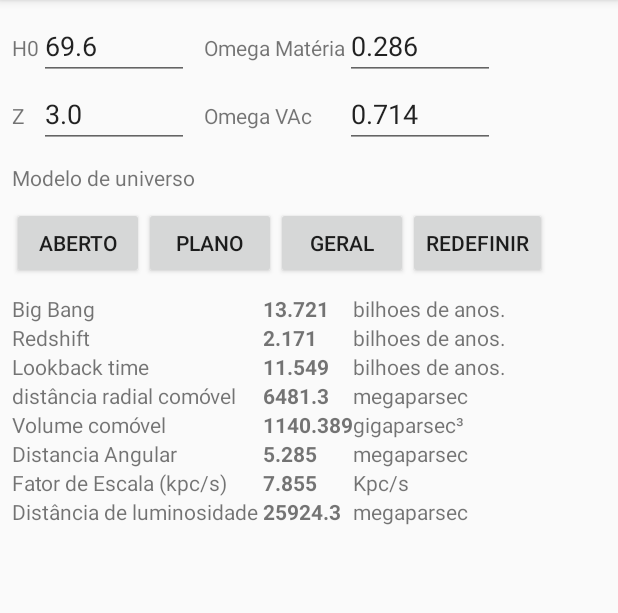
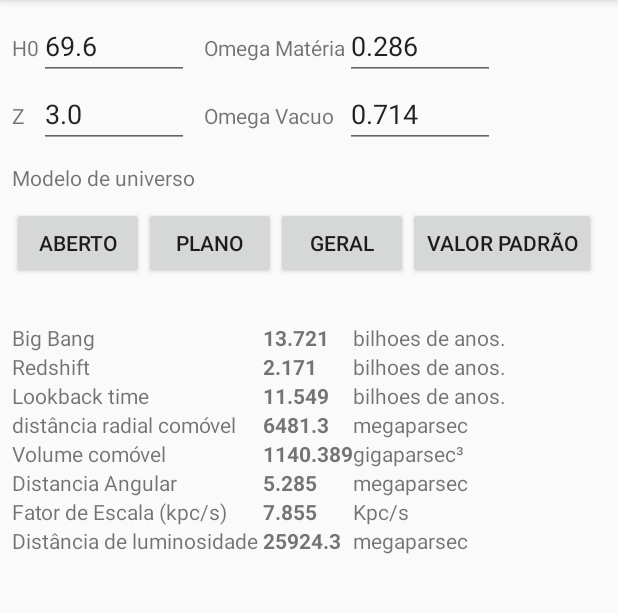
Before and after one commit to raphamendonca/CalculadoraCosmologica, an Android app: the screen it shows after launch (CalculadoraActivity), after a tap on "GERAL", on a phone screen of 412 x 824 dp, the part 84-697 px from its top. Run offline under Robolectric (Android 15) with nearby library versions, the phone set to English and light mode, and no system bars; 2 other taps on this screen came first.

```diff
--- a/CalculadoraCosmologica/app/src/main/java/com/github/rhapsody/calculadoracosmologica/CalculadoraActivity.java
+++ b/CalculadoraCosmologica/app/src/main/java/com/github/rhapsody/calculadoracosmologica/CalculadoraActivity.java
@@ -1,5 +1,6 @@
 package com.github.rhapsody.calculadoracosmologica;
 
+import android.graphics.PorterDuff;
 import android.support.v7.app.ActionBar;
 import android.support.v7.app.AppCompatActivity;
 import android.os.Bundle;
@@ -18,9 +19,9 @@ public class CalculadoraActivity extends AppCompatActivity {
     private double tz = 3;
     private double tWM = 0.286;
     private double tWV = 0.714;
-
-    EditText iH0, iZ, iWM, itWV;
-    TextView bigBangeAge, redshiftAge, lightTravelTime, comovingRadialMpc, comovingRadialGly, comovingVolume, angularDistanceMpc, angularDistanceGly, scaleFactor, lumDistanceMpc, lumDistanceGly;
+    StringBuffer alerta = new StringBuffer();
+    EditText iH0, iZ, iWM, iWV;
+    TextView bigBangeAge, redshiftAge, lightTravelTime, comovingRadialMpc, comovingRadialGly, comovingVolume, angularDistanceMpc, angularDistanceGly, scaleFactor, lumDistanceMpc, lumDistanceGly, alertMSG;
 
     @Override
     protected void onCreate(Bundle savedInstanceState) {
@@ -30,7 +31,7 @@ public class CalculadoraActivity extends AppCompatActivity {
         iH0 = (EditText) findViewById(R.id.inputH0);
         iZ = (EditText) findViewById(R.id.inputZ);
         iWM = (EditText) findViewById(R.id.inputOmegaM);
-        itWV = (EditText) findViewById(R.id.inputOmegaV);
+        iWV = (EditText) findViewById(R.id.inputOmegaV);
 
         resetarCampos();
 
@@ -40,26 +41,39 @@ public class CalculadoraActivity extends AppCompatActivity {
         Button btFlat = (Button) findViewById(R.id.calcFlat);
         Button btGeneral = (Button) findViewById(R.id.calcGeneral);
         Button btReset = (Button) findViewById(R.id.restoreBtn);
+        alertMSG = (TextView) findViewById(R.id.alertMSG);
 
         btOpen.setOnClickListener(new View.OnClickListener() {
             @Override
             public void onClick(View v) {
-                calc.doOpen(Double.parseDouble(iH0.getText().toString()), Double.parseDouble(iWM.getText().toString()), Double.parseDouble(iZ.getText().toString()));
-                recarregaDados();
+                if (validaCampos()) {
+                    calc.doOpen(Double.parseDouble(iH0.getText().toString()), Double.parseDouble(iWM.getText().toString()), Double.parseDouble(iZ.getText().toString()));
+                    recarregaDados();
+                } else {
+                    alertMSG.setText(alerta.toString());
+                }
             }
         });
         btFlat.setOnClickListener(new View.OnClickListener() {
             @Override
             public void onClick(View v) {
-                calc.doFlat(Double.parseDouble(iH0.getText().toString()), Double.parseDouble(iWM.getText().toString()), Double.parseDouble(iZ.getText().toString()));
-                recarregaDados();
+                if (validaCampos()) {
+                    calc.doFlat(Double.parseDouble(iH0.getText().toString()), Double.parseDouble(iWM.getText().toString()), Double.parseDouble(iZ.getText().toString()));
+                    recarregaDados();
+                } else {
+                    alertMSG.setText(alerta.toString());
+                }
             }
         });
         btGeneral.setOnClickListener(new View.OnClickListener() {
             @Override
             public void onClick(View v) {
-                calc.doGeneral(Double.parseDouble(iH0.getText().toString()), Double.parseDouble(iWM.getText().toString()), Double.parseDouble(itWV.getText().toString()), Double.parseDouble(iZ.getText().toString()));
-                recarregaDados();
+                if (validaCampos()) {
+                    calc.doGeneral(Double.parseDouble(iH0.getText().toString()), Double.parseDouble(iWM.getText().toString()), Double.parseDouble(iWV.getText().toString()), Double.parseDouble(iZ.getText().toString()));
+                    recarregaDados();
+                } else {
+                    alertMSG.setText(alerta.toString());
+                }
             }
         });
         btReset.setOnClickListener(new View.OnClickListener() {
@@ -79,7 +93,7 @@ public class CalculadoraActivity extends AppCompatActivity {
         angularDistanceMpc = (TextView) findViewById(R.id.angularDistanceMpc);
         //angularDistanceGly = (TextView) findViewById(R.id.angularDistanceGly);
         scaleFactor = (TextView) findViewById(R.id.scaleFactor);
-        lumDistanceMpc= (TextView) findViewById(R.id.lumDistanceMpc);
+        lumDistanceMpc = (TextView) findViewById(R.id.lumDistanceMpc);
         //lumDistanceGly = (TextView) findViewById(R.id.lumDistanceGly);
 
 
@@ -103,13 +117,55 @@ public class CalculadoraActivity extends AppCompatActivity {
         lumDistanceMpc.setText(calc.stround(calc.DL_Mpc, 1));
         //lumDistanceGly.setText(calc.stround(calc.DTT_Gyr, 3) + " Gly");
 
+
     }
 
     protected void resetarCampos() {
+        tirarFoco();
         iH0.setText(String.valueOf(tH0));
         iZ.setText(String.valueOf(tz));
         iWM.setText(String.valueOf(tWM));
-        itWV.setText(String.valueOf(tWV));
+        iWV.setText(String.valueOf(tWV));
+    }
+    protected void tirarFoco(){
+        iH0.clearFocus();
+        iZ.clearFocus();
+        iWM.clearFocus();
+        iWV.clearFocus();
+
     }
 
+    protected boolean validaCampos() {
+        tirarFoco();
+        alerta.delete(0, alerta.length());
+
+        boolean isOk = true;
+        if (iH0.getText().toString().equals("")) {
+            //alerta.append(" H0  ");
+            iH0.getBackground().setColorFilter(getResources().getColor(R.color.colorAlert), PorterDuff.Mode.SRC_OVER);
+            isOk = false;
+        }
+        if (iWM.getText().toString().equals("")) {
+            //alerta.append(" Omega M ");
+            iWM.getBackground().setColorFilter(getResources().getColor(R.color.colorAlert), PorterDuff.Mode.SRC_OVER);
+            isOk = false;
+        }
+        if (iWV.getText().toString().equals("")) {
+            //alerta.append(" Omega V  ");
+            iWV.getBackground().setColorFilter(getResources().getColor(R.color.colorAlert), PorterDuff.Mode.SRC_OVER);
+            isOk = false;
+        }
+        if (iZ.getText().toString().equals("")) {
+            //alerta.append(" Z  ");
+            iZ.getBackground().setColorFilter(getResources().getColor(R.color.colorAlert), PorterDuff.Mode.SRC_OVER);
+            isOk = false;
+        }
+
+        if (!isOk) {
+            alerta.insert(0, "Os campos marcados  ");
+            alerta.append(" são de preeenchimento obrigatório");
+        }
+
+        return isOk;
+    }
 }
--- a/CalculadoraCosmologica/app/src/main/res/layout/activity_calculadora.xml
+++ b/CalculadoraCosmologica/app/src/main/res/layout/activity_calculadora.xml
@@ -75,7 +75,7 @@
                         android:layout_width="match_parent"
                         android:layout_height="wrap_content"
                         android:layout_marginLeft="10dp"
-                        android:text="Omega VAc" />
+                        android:text="Omega Vacuo" />
 
                     <EditText
                         android:id="@+id/inputOmegaV"
@@ -125,6 +125,11 @@
 
             </LinearLayout>
             <!-- ////////////////////////////////////////////////////////////////////////////// -->
+            <TextView
+                android:layout_width="match_parent"
+                android:layout_height="wrap_content"
+                android:textColor="@color/colorAlert"
+                android:id="@+id/alertMSG"/>
 
             <TableLayout
                 android:layout_width="match_parent"
--- a/CalculadoraCosmologica/app/src/main/res/values/colors.xml
+++ b/CalculadoraCosmologica/app/src/main/res/values/colors.xml
@@ -3,4 +3,6 @@
     <color name="colorPrimary">#000</color>
     <color name="colorPrimaryDark">#999</color>
     <color name="colorAccent">#c1c1c1</color>
+    <color name="colorAlert">#990000</color>
+
 </resources>
--- a/CalculadoraCosmologica/app/src/main/res/values/strings.xml
+++ b/CalculadoraCosmologica/app/src/main/res/values/strings.xml
@@ -17,7 +17,7 @@
     <string name="btOpen">Aberto</string>
     <string name="btFlat">Plano</string>
     <string name="btGeneral">Geral</string>
-    <string name="btReset">Redefinir</string>
+    <string name="btReset">Valor Padrão</string>
 
 
     <string name="mpc"> megaparsec</string>
@@ -25,4 +25,6 @@
     <string name="gyr"> bilhoes de anos.</string>
     <string name="gly"> gly</string>
     <string name="kpcs"> Kpc/s</string>
+
+
 </resources>
```
